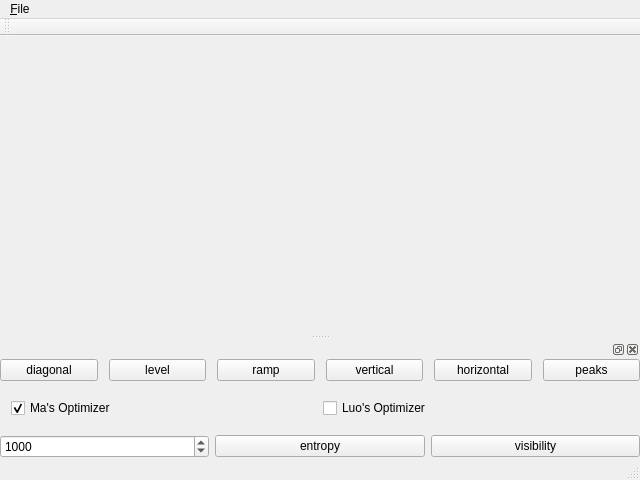
This is VolumeRenderer/TransferFunctionEditor/transferfunctioneditor.ui in luosz/artivvis-development-repository as Qt 5 draws it before an edit. The edited form follows.
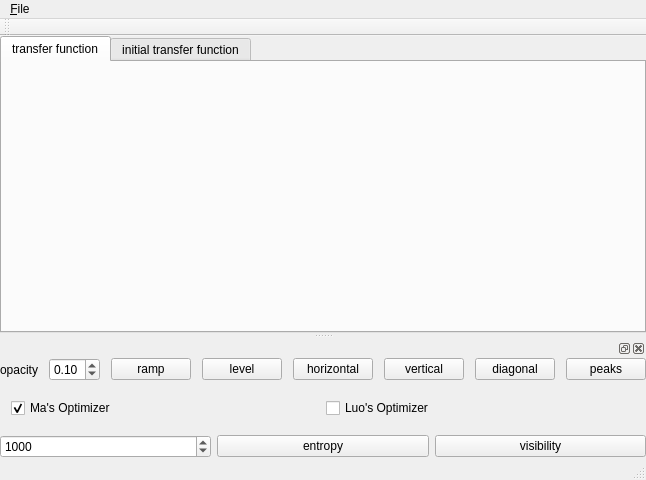
This is the edited form. The open tabs and pages were chosen to show the change.

Commit message: update transfer function editor

Diff of the .ui file:
```diff
--- a/VolumeRenderer/TransferFunctionEditor/transferfunctioneditor.ui
+++ b/VolumeRenderer/TransferFunctionEditor/transferfunctioneditor.ui
@@ -28,7 +28,68 @@
      <number>0</number>
     </property>
     <item>
-     <layout class="QVBoxLayout" name="verticalLayout"/>
+     <widget class="QTabWidget" name="tabWidget">
+      <property name="currentIndex">
+       <number>1</number>
+      </property>
+      <widget class="QWidget" name="tab">
+       <attribute name="title">
+        <string>transfer function</string>
+       </attribute>
+       <layout class="QHBoxLayout" name="horizontalLayout_5">
+        <property name="leftMargin">
+         <number>0</number>
+        </property>
+        <property name="topMargin">
+         <number>0</number>
+        </property>
+        <property name="rightMargin">
+         <number>0</number>
+        </property>
+        <property name="bottomMargin">
+         <number>0</number>
+        </property>
+        <item>
+         <layout class="QVBoxLayout" name="verticalLayout">
+          <property name="leftMargin">
+           <number>0</number>
+          </property>
+          <property name="topMargin">
+           <number>0</number>
+          </property>
+          <property name="rightMargin">
+           <number>0</number>
+          </property>
+          <property name="bottomMargin">
+           <number>0</number>
+          </property>
+         </layout>
+        </item>
+       </layout>
+      </widget>
+      <widget class="QWidget" name="tab_2">
+       <attribute name="title">
+        <string>initial transfer function</string>
+       </attribute>
+       <layout class="QHBoxLayout" name="horizontalLayout_6">
+        <property name="leftMargin">
+         <number>0</number>
+        </property>
+        <property name="topMargin">
+         <number>0</number>
+        </property>
+        <property name="rightMargin">
+         <number>0</number>
+        </property>
+        <property name="bottomMargin">
+         <number>0</number>
+        </property>
+        <item>
+         <layout class="QVBoxLayout" name="verticalLayout_2"/>
+        </item>
+       </layout>
+      </widget>
+     </widget>
     </item>
    </layout>
   </widget>
@@ -64,7 +125,7 @@
     <number>8</number>
    </attribute>
    <widget class="QWidget" name="dockWidgetContents">
-    <layout class="QVBoxLayout" name="verticalLayout_2">
+    <layout class="QVBoxLayout" name="verticalLayout_0">
      <property name="leftMargin">
       <number>0</number>
      </property>
@@ -95,16 +156,25 @@
         <number>0</number>
        </property>
        <item>
-        <widget class="QPushButton" name="diagonalButton">
+        <widget class="QLabel" name="label">
          <property name="text">
-          <string>diagonal</string>
+          <string>opacity</string>
          </property>
         </widget>
        </item>
        <item>
-        <widget class="QPushButton" name="levelButton">
-         <property name="text">
-          <string>level</string>
+        <widget class="QDoubleSpinBox" name="doubleSpinBox">
+         <property name="decimals">
+          <number>2</number>
+         </property>
+         <property name="maximum">
+          <double>1.000000000000000</double>
+         </property>
+         <property name="singleStep">
+          <double>0.010000000000000</double>
+         </property>
+         <property name="value">
+          <double>0.100000000000000</double>
          </property>
         </widget>
        </item>
@@ -116,9 +186,9 @@
         </widget>
        </item>
        <item>
-        <widget class="QPushButton" name="distributeVerticallyButton">
+        <widget class="QPushButton" name="levelButton">
          <property name="text">
-          <string>vertical</string>
+          <string>level</string>
          </property>
         </widget>
        </item>
@@ -129,6 +199,20 @@
          </property>
         </widget>
        </item>
+       <item>
+        <widget class="QPushButton" name="distributeVerticallyButton">
+         <property name="text">
+          <string>vertical</string>
+         </property>
+        </widget>
+       </item>
+       <item>
+        <widget class="QPushButton" name="diagonalButton">
+         <property name="text">
+          <string>diagonal</string>
+         </property>
+        </widget>
+       </item>
        <item>
         <widget class="QPushButton" name="peaksButton">
          <property name="text">
```
The commit also changes 4 other files.
